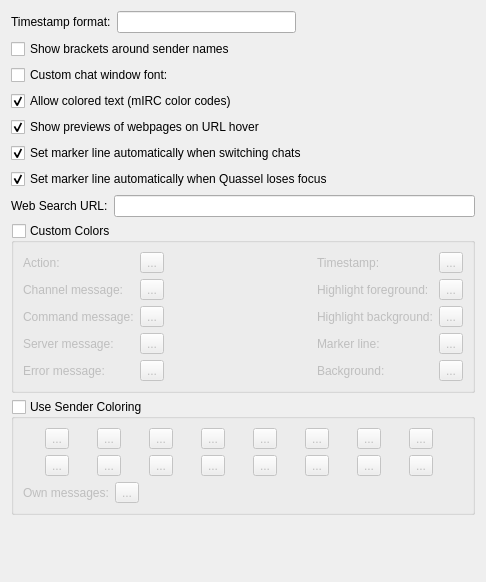
Above: src/qtui/settingspages/chatviewsettingspage.ui from quassel/quassel before the change. Below: the same form after it.
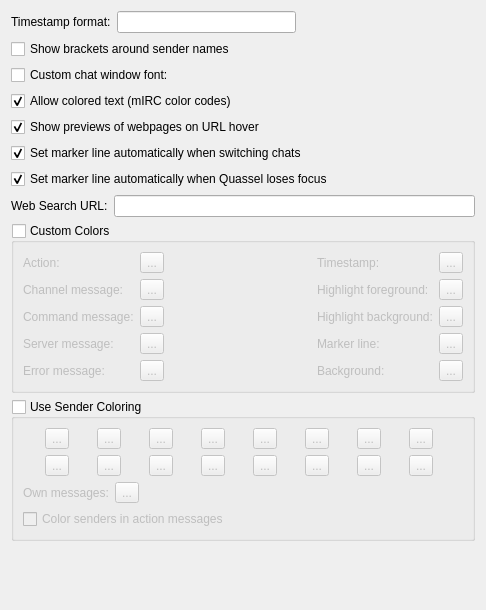
That is the form after the change. Custom widgets are drawn as their Qt base class.

Commit message:
Optionally color sender nicks in Action messages
Add checkbox to ChatViewSettings to color sender/nick of action
messages, using the same sender colors as regular messages.

This -significantly- improves readability for long action messages,
such as those on story-telling channels.

The edit to the form file:
```diff
--- a/src/qtui/settingspages/chatviewsettingspage.ui
+++ b/src/qtui/settingspages/chatviewsettingspage.ui
@@ -7,7 +7,7 @@
     <x>0</x>
     <y>0</y>
     <width>486</width>
-    <height>582</height>
+    <height>610</height>
    </rect>
   </property>
   <property name="windowTitle">
@@ -824,6 +824,22 @@
         </item>
        </layout>
       </item>
+      <item>
+       <widget class="QCheckBox" name="useSenderActionColors">
+        <property name="toolTip">
+         <string>Color sender nicknames in action messages, e.g.&lt;br/&gt;-*- &lt;span style=&quot; font-style:italic;&quot;&gt;Nick&lt;/span&gt; does an action</string>
+        </property>
+        <property name="text">
+         <string>Color senders in action messages</string>
+        </property>
+        <property name="checked">
+         <bool>false</bool>
+        </property>
+        <property name="settingsKey" stdset="0">
+         <string notr="true">/QtUiStyle/Colors/UseSenderActionColors</string>
+        </property>
+       </widget>
+      </item>
      </layout>
     </widget>
    </item>
```
Left out of the diff: 1 changed line with no effect on the pictures. The commit also changes 2 other files.
